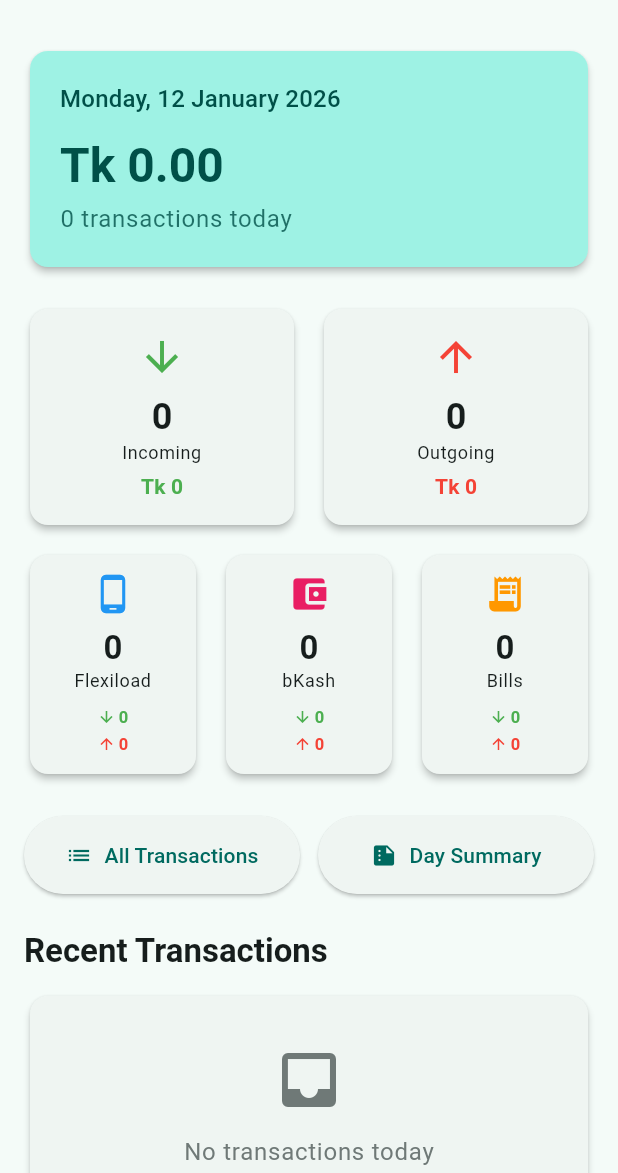
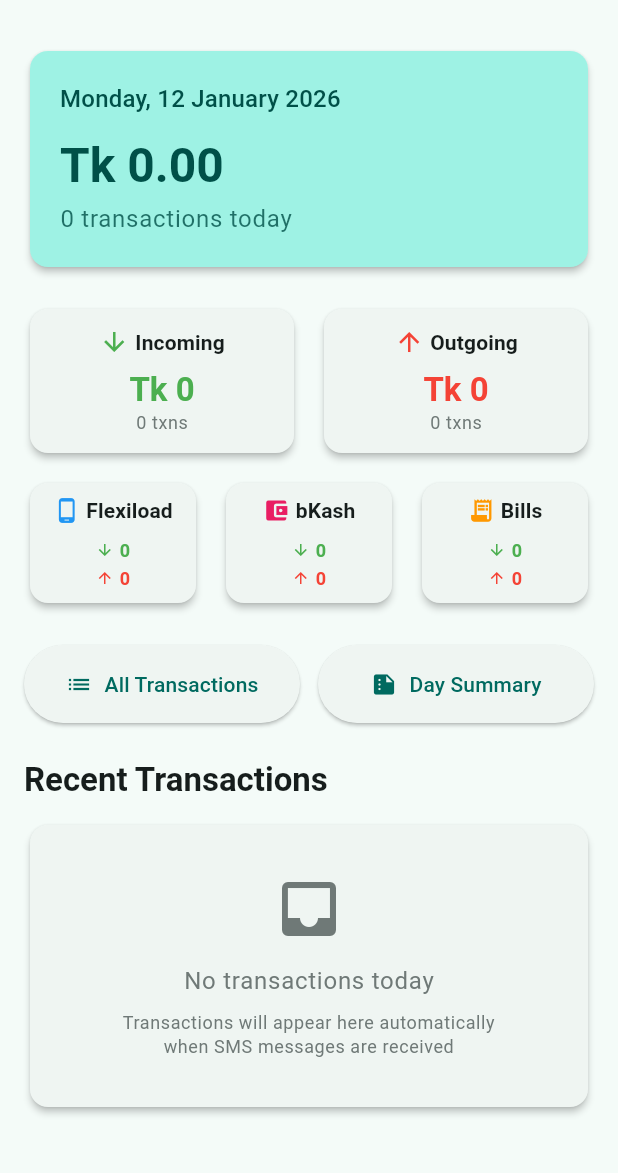
Before and after one commit to md-sada-mia/money-load-manager, a Flutter app: the screen it shows after launch, on a phone screen of 412 x 824 dp, the part 63-1236 px from its top. Run offline on Flutter 3.47's test engine with Material 3 defaults, Android fonts, the phone set to English and light mode, and no system bars; our stand-ins replace fl_chart, permission_handler, shared_preferences, sqflite; missing offline and left inert: telephony; accounts and stored records are empty.

Commit message:
dashboard ui update

```diff
--- a/lib/screens/home_screen.dart
+++ b/lib/screens/home_screen.dart
@@ -108,7 +108,7 @@ class _HomeScreenState extends State<HomeScreen> {
             ),
             const SizedBox(height: 12),
             Text(
-              'Tk ${((_todaySummary?['totalAmount'] as num?) ?? 0).toStringAsFixed(2)}',
+              NumberFormat.currency(locale: 'en_IN', symbol: 'Tk ', decimalDigits: 2).format((_todaySummary?['totalAmount'] as num?) ?? 0),
               style: Theme.of(context).textTheme.headlineLarge?.copyWith(
                 color: Theme.of(context).colorScheme.onPrimaryContainer,
                 fontWeight: FontWeight.bold,
@@ -192,31 +192,39 @@ class _HomeScreenState extends State<HomeScreen> {
   }
 
   Widget _buildDirectionCard(String label, int count, double amount, IconData icon, Color color) {
+    final currencyFormatter = NumberFormat.currency(locale: 'en_IN', symbol: 'Tk ', decimalDigits: 0);
+
     return Card(
       elevation: 2,
       child: Padding(
-        padding: const EdgeInsets.all(16),
+        padding: const EdgeInsets.symmetric(vertical: 12, horizontal: 8),
         child: Column(
           children: [
-            Icon(icon, color: color, size: 32),
+            Row(
+              mainAxisAlignment: MainAxisAlignment.center,
+              children: [
+                Icon(icon, color: color, size: 20),
+                const SizedBox(width: 4),
+                Text(
+                  label,
+                  style: Theme.of(context).textTheme.titleSmall?.copyWith(
+                    fontWeight: FontWeight.w600,
+                  ),
+                ),
+              ],
+            ),
             const SizedBox(height: 8),
             Text(
-              count.toString(),
-              style: Theme.of(context).textTheme.headlineSmall?.copyWith(
+              currencyFormatter.format(amount),
+              style: Theme.of(context).textTheme.titleLarge?.copyWith(
+                color: color,
                 fontWeight: FontWeight.bold,
               ),
             ),
             Text(
-              label,
-              style: Theme.of(context).textTheme.bodySmall,
-              textAlign: TextAlign.center,
-            ),
-            const SizedBox(height: 4),
-            Text(
-              'Tk ${amount.toStringAsFixed(0)}',
-              style: Theme.of(context).textTheme.titleSmall?.copyWith(
-                color: color,
-                fontWeight: FontWeight.bold,
+              '$count txns',
+              style: Theme.of(context).textTheme.bodySmall?.copyWith(
+                color: Theme.of(context).colorScheme.outline,
               ),
             ),
           ],
@@ -231,46 +239,78 @@ class _HomeScreenState extends State<HomeScreen> {
     final inAmount = stats['incomingAmount'] as double;
     final outAmount = stats['outgoingAmount'] as double;
 
+    // Bangladesh standard formatting (e.g. 1,50,000)
+    final numberFormatter = NumberFormat.decimalPattern('en_IN');
+
     return Card(
       child: Padding(
-        padding: const EdgeInsets.all(12),
+        padding: const EdgeInsets.symmetric(vertical: 8, horizontal: 8),
         child: Column(
+          mainAxisSize: MainAxisSize.min,
           children: [
-            Icon(icon, color: color, size: 28),
-            const SizedBox(height: 8),
-            Text(
-              count.toString(),
-              style: Theme.of(context).textTheme.titleLarge?.copyWith(
+            // Header: Icon + Label
+            Row(
+              mainAxisAlignment: MainAxisAlignment.center,
+              children: [
+                Icon(icon, color: color, size: 18),
+                const SizedBox(width: 4),
+                Flexible(
+                  child: Text(
+                    label,
+                    style: Theme.of(context).textTheme.titleSmall?.copyWith(
                       fontWeight: FontWeight.bold,
+                      color: Theme.of(context).colorScheme.onSurface,
+                    ),
+                    maxLines: 1,
+                    overflow: TextOverflow.ellipsis,
                   ),
                 ),
+                if (count > 0) ...[
+                   const SizedBox(width: 4),
                    Text(
-              label,
-              style: Theme.of(context).textTheme.bodySmall,
-              textAlign: TextAlign.center,
+                     '($count)',
+                     style: Theme.of(context).textTheme.bodySmall?.copyWith(
+                       color: Theme.of(context).colorScheme.outline,
+                     ),
+                   )
+                ]
+              ],
             ),
             const SizedBox(height: 8),
-            // In/Out breakdown
+
+            // Stats: In/Out vertically stacked
+            // Incoming
             Row(
               mainAxisAlignment: MainAxisAlignment.center,
               children: [
                 Icon(Icons.arrow_downward, size: 12, color: Colors.green),
-                 const SizedBox(width: 2),
-                 Text(
-                   inAmount >= 1000 ? '${(inAmount/1000).toStringAsFixed(1)}k' : inAmount.toStringAsFixed(0),
-                   style: const TextStyle(fontSize: 11, color: Colors.green, fontWeight: FontWeight.bold),
+                const SizedBox(width: 4),
+                Flexible(
+                  child: FittedBox(
+                    fit: BoxFit.scaleDown,
+                    child: Text(
+                      numberFormatter.format(inAmount),
+                      style: const TextStyle(fontSize: 12, color: Colors.green, fontWeight: FontWeight.bold),
+                    ),
+                  ),
                 ),
               ],
             ),
             const SizedBox(height: 2),
+            // Outgoing
             Row(
               mainAxisAlignment: MainAxisAlignment.center,
               children: [
                 Icon(Icons.arrow_upward, size: 12, color: Colors.red),
-                 const SizedBox(width: 2),
-                 Text(
-                   outAmount >= 1000 ? '${(outAmount/1000).toStringAsFixed(1)}k' : outAmount.toStringAsFixed(0),
-                   style: const TextStyle(fontSize: 11, color: Colors.red, fontWeight: FontWeight.bold),
+                const SizedBox(width: 4),
+                Flexible(
+                  child: FittedBox(
+                    fit: BoxFit.scaleDown,
+                    child: Text(
+                      numberFormatter.format(outAmount),
+                      style: const TextStyle(fontSize: 12, color: Colors.red, fontWeight: FontWeight.bold),
+                    ),
+                  ),
                 ),
               ],
             ),
```
Lines whose indentation alone changed are shown as unchanged.
